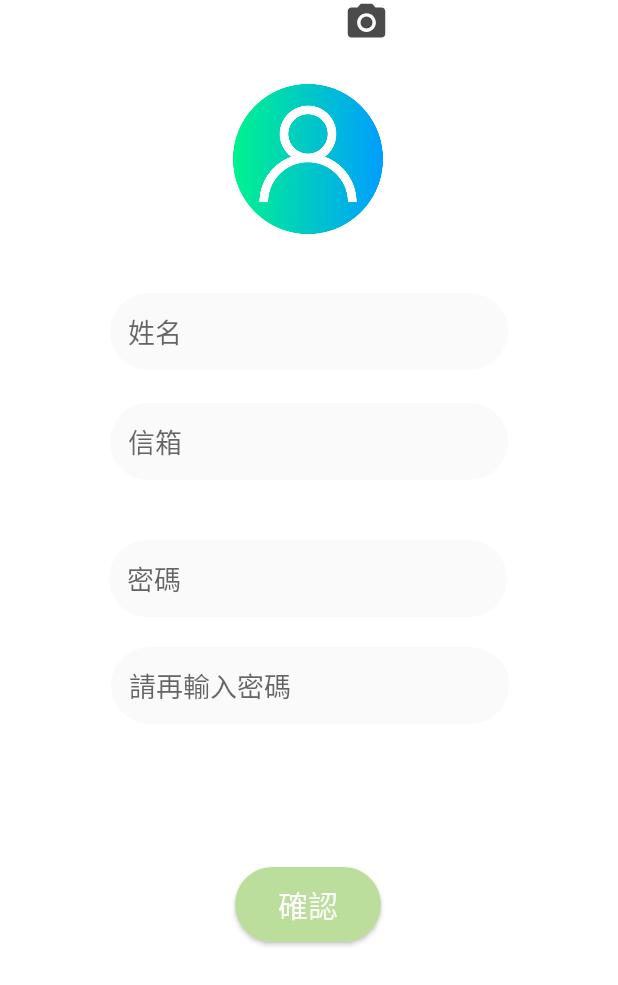
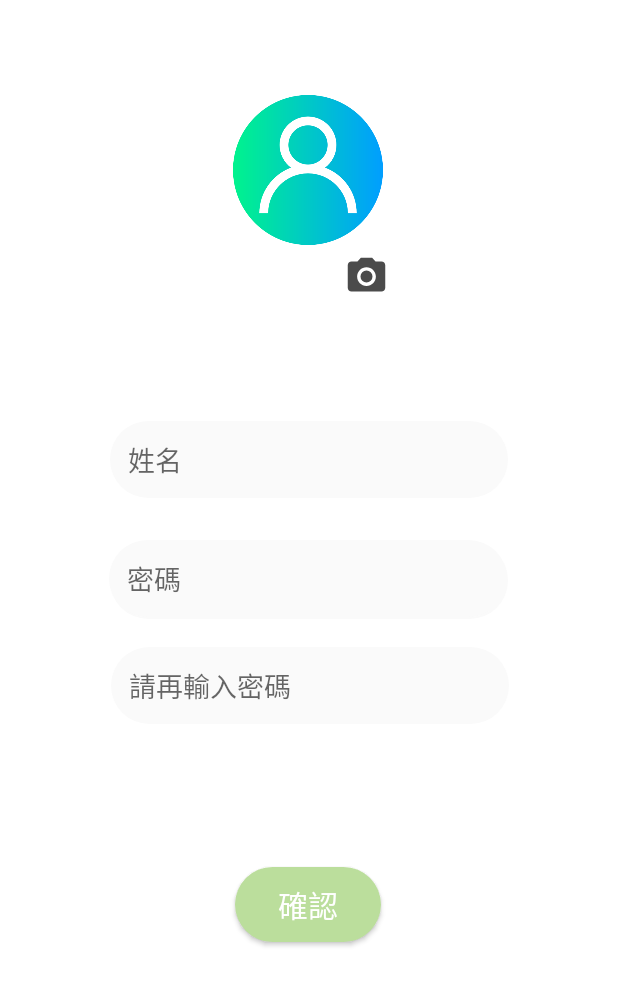
Before and after one commit to HuanG0114/Blog_regPage, an Android app: the screen it shows after launch (RegisterActivity), on a phone screen of 412 x 824 dp. Shown: the top 985 px of the screen. Run offline under Robolectric (Android 15) with nearby library versions, the phone set to English and light mode, and no system bars; our stand-ins replace Firebase (no records; nobody signed in at launch, a user with empty details on screens opened directly).

Commit message:
增加相機按扭到註冊頁面

```diff
--- a/app/src/main/res/layout/activity_register.xml
+++ b/app/src/main/res/layout/activity_register.xml
@@ -4,8 +4,8 @@
     xmlns:tools="http://schemas.android.com/tools"
     android:layout_width="match_parent"
     android:layout_height="match_parent"
-    tools:context=".Activities.RegisterActivity"
-    android:background="#ffffff">
+    android:background="#ffffff"
+    tools:context=".Activities.RegisterActivity">
 
     <ImageView
         android:id="@+id/regUserPhoto"
@@ -28,13 +28,13 @@
         app:layout_constraintGuide_begin="356dp" />
 
     <EditText
-        android:background="@drawable/reg_editext_style"
-        android:hint="姓名"
         android:id="@+id/regName"
         android:layout_width="265dp"
         android:layout_height="wrap_content"
         android:layout_marginBottom="4dp"
+        android:background="@drawable/reg_editext_style"
         android:ems="10"
+        android:hint="姓名"
         android:inputType="textPersonName"
 
         app:layout_constraintBottom_toTopOf="@+id/regMail"
@@ -44,28 +44,29 @@
         app:layout_constraintVertical_bias="0.917" />
 
     <EditText
-        android:background="@drawable/reg_editext_style"
-        android:hint="信箱"
         android:id="@+id/regMail"
         android:layout_width="265dp"
         android:layout_height="wrap_content"
-        android:layout_marginBottom="36dp"
+        android:layout_marginBottom="411dp"
+        android:background="@drawable/reg_editext_style"
         android:ems="10"
+        android:hint="信箱"
         android:inputType="textPersonName"
 
-        app:layout_constraintBottom_toTopOf="@+id/guideline2"
+        app:layout_constraintBottom_toBottomOf="parent"
         app:layout_constraintEnd_toEndOf="parent"
         app:layout_constraintHorizontal_bias="0.502"
-        app:layout_constraintStart_toStartOf="parent" />
+        app:layout_constraintStart_toStartOf="parent"
+        app:layout_constraintTop_toBottomOf="@+id/pick_photo" />
 
     <EditText
-        android:background="@drawable/reg_editext_style"
-        android:hint="密碼"
         android:id="@+id/regPassword"
         android:layout_width="265dp"
         android:layout_height="wrap_content"
         android:layout_marginTop="4dp"
+        android:background="@drawable/reg_editext_style"
         android:ems="10"
+        android:hint="密碼"
         android:inputType="textPassword"
 
         app:layout_constraintEnd_toEndOf="parent"
@@ -74,13 +75,13 @@
         app:layout_constraintTop_toTopOf="@+id/guideline2" />
 
     <EditText
-        android:background="@drawable/reg_editext_style"
-        android:hint="請再輸入密碼"
         android:id="@+id/regPassword2"
         android:layout_width="265dp"
         android:layout_height="wrap_content"
         android:layout_marginTop="20dp"
+        android:background="@drawable/reg_editext_style"
         android:ems="10"
+        android:hint="請再輸入密碼"
         android:inputType="textPassword"
 
         app:layout_constraintEnd_toEndOf="parent"
@@ -115,12 +116,16 @@
         app:layout_constraintTop_toTopOf="@+id/regBtn" />
 
     <ImageView
+
         android:id="@+id/pick_photo"
         android:layout_width="30dp"
-        android:layout_height="30dp"
+        android:layout_height="0dp"
+        android:layout_marginTop="127dp"
+        android:layout_marginBottom="120dp"
+        app:layout_constraintBottom_toTopOf="@+id/regMail"
         app:layout_constraintEnd_toEndOf="parent"
         app:layout_constraintHorizontal_bias="0.601"
         app:layout_constraintStart_toStartOf="parent"
-        app:srcCompat="@drawable/ic_baseline_photo_camera_24"
-        tools:layout_editor_absoluteY="127dp" />
+        app:layout_constraintTop_toTopOf="parent"
+        app:srcCompat="@drawable/ic_baseline_photo_camera_24" />
 </androidx.constraintlayout.widget.ConstraintLayout>
```
